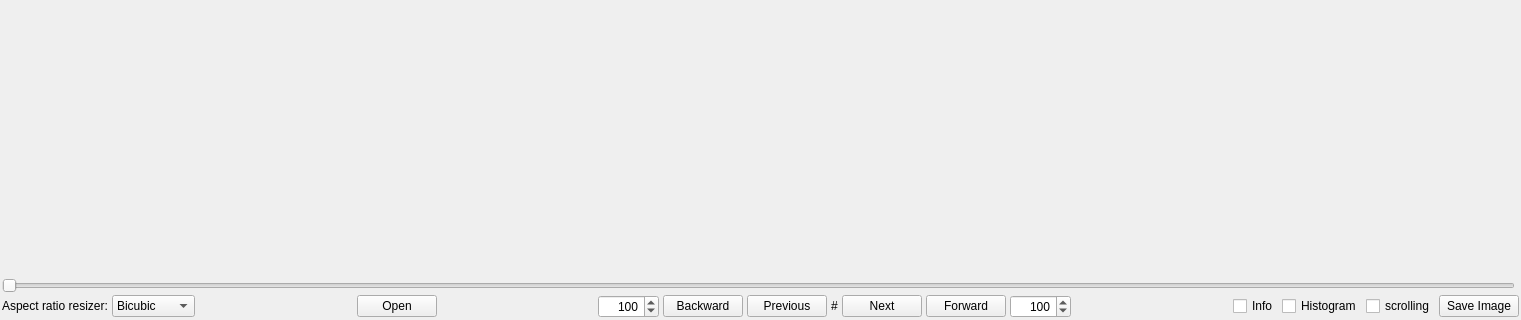
Above: viewer.ui from Selur/avsViewer before the change; both pictures show x 0 to 1521 and y 444 to 764 of the 1521 by 764 pixel window. Below: the same form after it.
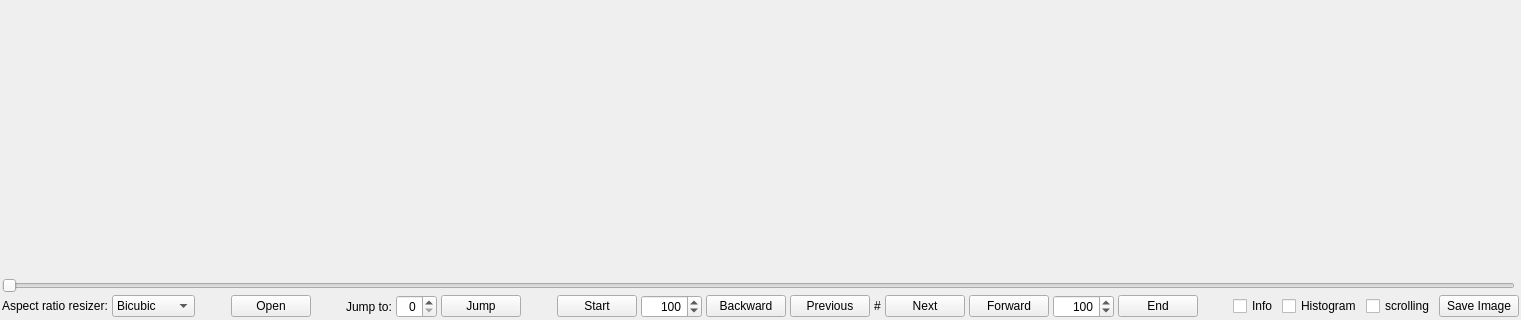
That is the form after the change. Custom widgets are drawn as their Qt base class.

Commit message: added: 'jump to X'-, 'jump to start'-, 'jump to end'-buttons

Patch:
```diff
--- a/viewer.ui
+++ b/viewer.ui
@@ -197,6 +197,65 @@
        </property>
       </spacer>
      </item>
+     <item>
+      <widget class="QLabel" name="label">
+       <property name="toolTip">
+        <string>&lt;html&gt;&lt;head/&gt;&lt;body&gt;&lt;p&gt;Jump to a specific frame.&lt;/p&gt;&lt;/body&gt;&lt;/html&gt;</string>
+       </property>
+       <property name="text">
+        <string>Jump to:</string>
+       </property>
+      </widget>
+     </item>
+     <item>
+      <widget class="QSpinBox" name="jumpToSpinBox">
+       <property name="sizePolicy">
+        <sizepolicy hsizetype="Fixed" vsizetype="Fixed">
+         <horstretch>0</horstretch>
+         <verstretch>0</verstretch>
+        </sizepolicy>
+       </property>
+       <property name="alignment">
+        <set>Qt::AlignRight|Qt::AlignTrailing|Qt::AlignVCenter</set>
+       </property>
+      </widget>
+     </item>
+     <item>
+      <widget class="QPushButton" name="jumpToPushButton">
+       <property name="sizePolicy">
+        <sizepolicy hsizetype="Fixed" vsizetype="Fixed">
+         <horstretch>0</horstretch>
+         <verstretch>0</verstretch>
+        </sizepolicy>
+       </property>
+       <property name="text">
+        <string>Jump</string>
+       </property>
+      </widget>
+     </item>
+     <item>
+      <spacer name="horizontalSpacer_5">
+       <property name="orientation">
+        <enum>Qt::Horizontal</enum>
+       </property>
+       <property name="sizeHint" stdset="0">
+        <size>
+         <width>0</width>
+         <height>0</height>
+        </size>
+       </property>
+      </spacer>
+     </item>
+     <item>
+      <widget class="QPushButton" name="jumpToStartpushButton">
+       <property name="toolTip">
+        <string>&lt;html&gt;&lt;head/&gt;&lt;body&gt;&lt;p&gt;Jump to first frame.&lt;/p&gt;&lt;/body&gt;&lt;/html&gt;</string>
+       </property>
+       <property name="text">
+        <string>Start</string>
+       </property>
+      </widget>
+     </item>
      <item>
       <widget class="QSpinBox" name="backwardSpinBox">
        <property name="sizePolicy">
@@ -312,6 +371,22 @@
        </property>
       </widget>
      </item>
+     <item>
+      <widget class="QPushButton" name="jumpToEndPushButton">
+       <property name="sizePolicy">
+        <sizepolicy hsizetype="Fixed" vsizetype="Fixed">
+         <horstretch>0</horstretch>
+         <verstretch>0</verstretch>
+        </sizepolicy>
+       </property>
+       <property name="toolTip">
+        <string>&lt;html&gt;&lt;head/&gt;&lt;body&gt;&lt;p&gt;Jump to last frame.&lt;/p&gt;&lt;/body&gt;&lt;/html&gt;</string>
+       </property>
+       <property name="text">
+        <string>End</string>
+       </property>
+      </widget>
+     </item>
      <item>
       <spacer name="horizontalSpacer_3">
        <property name="orientation">
```
The commit also changes 2 other files.
